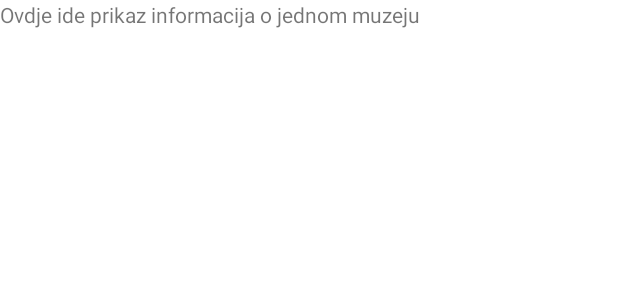
After one commit to SirChardash/piria-android, an Android app: the layout fragment_museum.xml on its own in the app's theme, with its tools: preview values and no code run, on a phone screen of 412 x 824 dp. The commit adds this screen. Shown: the top 300 px of the screen. Run offline under Robolectric (Android 15) with nearby library versions, the phone set to English and light mode, and no system bars.

Commit message:
Setup default content structure of the app

```diff
--- /dev/null
+++ b/app/src/main/java/com/sirchardash/piria/NavbarDockedFragment.java
@@ -0,0 +1,4 @@
+package com.sirchardash.piria;
+
+public interface NavbarDockedFragment {
+}
--- a/app/src/main/java/com/sirchardash/piria/ProfileFragment.java
+++ b/app/src/main/java/com/sirchardash/piria/ProfileFragment.java
@@ -7,11 +7,10 @@ import android.view.ViewGroup;
 
 import androidx.annotation.NonNull;
 import androidx.fragment.app.Fragment;
-import androidx.navigation.fragment.NavHostFragment;
 
 import com.sirchardash.piria.databinding.FragmentProfileBinding;
 
-public class ProfileFragment extends Fragment {
+public class ProfileFragment extends Fragment implements NavbarDockedFragment {
 
     private FragmentProfileBinding binding;
 
--- a/app/src/main/java/com/sirchardash/piria/ToursFragment.java
+++ b/app/src/main/java/com/sirchardash/piria/ToursFragment.java
@@ -11,7 +11,7 @@ import androidx.navigation.fragment.NavHostFragment;
 
 import com.sirchardash.piria.databinding.FragmentToursBinding;
 
-public class ToursFragment extends Fragment {
+public class ToursFragment extends Fragment implements NavbarDockedFragment {
 
     private FragmentToursBinding binding;
 
--- /dev/null
+++ b/app/src/main/res/layout/fragment_museum.xml
@@ -0,0 +1,14 @@
+<?xml version="1.0" encoding="utf-8"?>
+<FrameLayout xmlns:android="http://schemas.android.com/apk/res/android"
+    xmlns:tools="http://schemas.android.com/tools"
+    android:layout_width="match_parent"
+    android:layout_height="match_parent"
+    tools:context=".MuseumFragment">
+
+    <!-- TODO: Update blank fragment layout -->
+    <TextView
+        android:layout_width="match_parent"
+        android:layout_height="match_parent"
+        android:text="@string/hello_blank_fragment" />
+
+</FrameLayout>
--- a/app/src/main/res/values/strings.xml
+++ b/app/src/main/res/values/strings.xml
@@ -50,6 +50,6 @@
     <string name="tours_navbar">Tours</string>
     <string name="profile_navbar">Profile</string>
     <!-- TODO: Remove or change this placeholder text -->
-    <string name="hello_blank_fragment">Hello blank fragment</string>
+    <string name="hello_blank_fragment">Ovdje ide prikaz informacija o jednom muzeju</string>
     <string name="title_activity_view_museum">ViewMuseumActivity</string>
 </resources>
```
Also changed, not shown: app/src/main/java/com/sirchardash/piria/MainActivity.java (+35 -10 lines), app/src/main/java/com/sirchardash/piria/MuseumFragment.java (added, +24 -0 lines), app/src/main/java/com/sirchardash/piria/MuseumsFragment.java (+12 -17 lines), app/src/main/java/com/sirchardash/piria/repository/RepositoryModule.java (+6 -3 lines).
